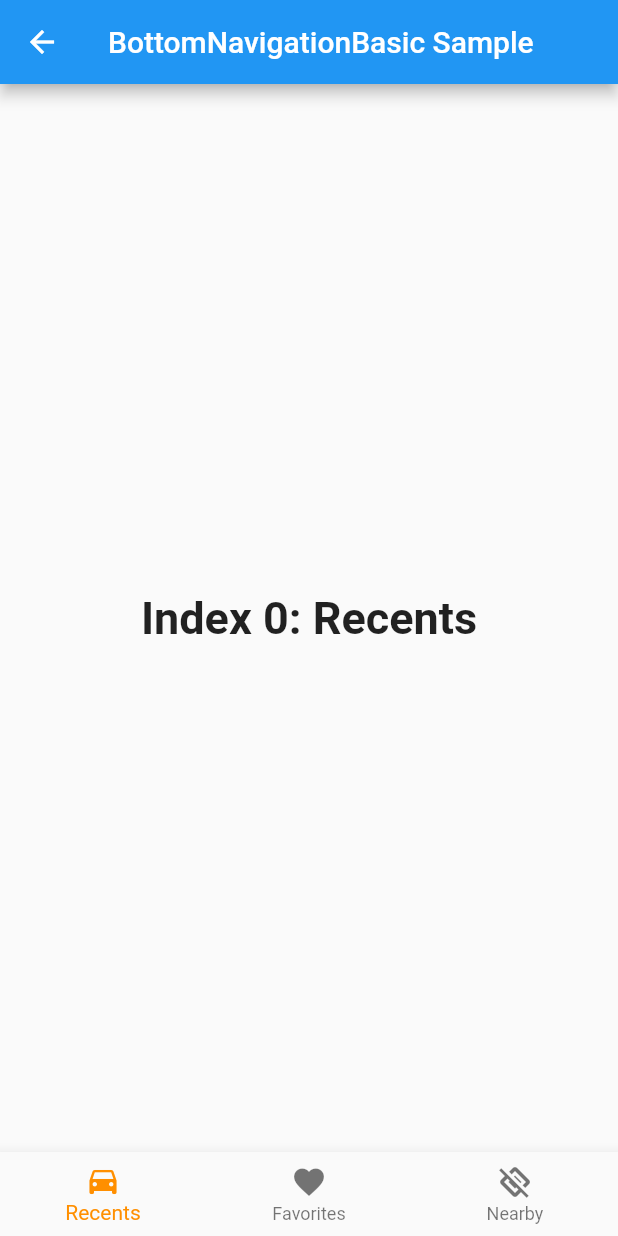
After one commit to shindonghwi/flutter_material_sample_app, a Flutter app: the screen it shows after launch, after a tap on "Bottom Navigation", after a tap on the "favorite outline" icon, after a tap on "Basic", on a phone screen of 412 x 824 dp. The commit adds this screen. Run offline on Flutter 3.47's test engine with Material 2 defaults, Android fonts, the phone set to English and light mode, and no system bars.

Commit message:
feat: bottom navigation basic 구현

```diff
--- /dev/null
+++ b/lib/feature/presentation/page/bottom_navigation/basic/bottom_navigation_basic.dart
@@ -0,0 +1,59 @@
+import 'package:flutter/material.dart';
+import 'package:flutter/rendering.dart';
+
+class BottomNavigationBasic extends StatefulWidget {
+  const BottomNavigationBasic({super.key});
+
+  @override
+  State<BottomNavigationBasic> createState() => _BottomNavigationBasic();
+}
+
+class _BottomNavigationBasic extends State<BottomNavigationBasic> {
+
+  int _selectedIndex = 0;
+
+  static const TextStyle optionStyle = TextStyle(fontSize: 30, fontWeight: FontWeight.bold);
+
+  static const List<Widget> _widgetOptions = <Widget>[
+    Text(
+      'Index 0: Recents',
+      style: optionStyle,
+    ),
+    Text(
+      'Index 1: Favorites',
+      style: optionStyle,
+    ),
+    Text(
+      'Index 2: Nearby',
+      style: optionStyle,
+    ),
+  ];
+
+  void _onItemTapped(int index) {
+    setState(() {
+      _selectedIndex = index;
+    });
+  }
+
+  @override
+  Widget build(BuildContext context) {
+    return Scaffold(
+      appBar: AppBar(
+        title: const Text('BottomNavigationBasic Sample'),
+      ),
+      body: Center(
+        child: _widgetOptions.elementAt(_selectedIndex),
+      ),
+      bottomNavigationBar: BottomNavigationBar(
+        items: const [
+          BottomNavigationBarItem(icon: Icon(Icons.time_to_leave), label: 'Recents'),
+          BottomNavigationBarItem(icon: Icon(Icons.favorite), label: 'Favorites'),
+          BottomNavigationBarItem(icon: Icon(Icons.nearby_off), label: 'Nearby'),
+        ],
+        currentIndex: _selectedIndex,
+        selectedItemColor: Colors.amber[800],
+        onTap: _onItemTapped,
+      ),
+    );
+  }
+}
--- a/lib/feature/presentation/page/home/home_page.dart
+++ b/lib/feature/presentation/page/home/home_page.dart
@@ -1,4 +1,5 @@
 import 'package:flutter/material.dart';
+import 'package:flutter_material_sample_app/feature/presentation/page/bottom_navigation/basic/bottom_navigation_basic.dart';
 
 import 'model/menu_list.dart';
 
@@ -15,17 +16,29 @@ class _HomePageState extends State<HomePage> {
   @override
   void initState() {
     super.initState();
-    initSelectedState(); // 좋아요 초기화
+    _initSelectedState(); // 좋아요 초기화
   }
 
   /// 좋아요 클릭 상태 초기화
-  void initSelectedState() {
+  void _initSelectedState() {
     for (var element in menuList.entries) {
       List<bool> likeState = [];
       element.value.toList().forEach((element) {
         likeState.add(false);
       });
       _selectedList[element.key] = likeState;
+    }
+  }
+
+  void _pageMove(int mainIndex, int subIndex) {
+    switch (mainIndex) {
+      case 0:
+        switch (subIndex) {
+          case 0:
+            Navigator.push(
+                context, MaterialPageRoute(builder: (BuildContext context) => const BottomNavigationBasic()));
+        }
+        break;
     }
   }
 
@@ -41,16 +54,21 @@ class _HomePageState extends State<HomePage> {
             subList.add(
               Padding(
                   padding: const EdgeInsets.only(left: 40),
+                  child: GestureDetector(
+                    onTap: () {
+                      _pageMove(idx, index);
+                    },
                     child: Row(
                       mainAxisAlignment: MainAxisAlignment.spaceBetween,
                       children: [
-                    Text(
+                        Expanded(
+                            child: Text(
                           subMenu,
                           style: const TextStyle(
                             fontSize: 16,
                             fontWeight: FontWeight.w400,
                           ),
-                    ),
+                        )),
                         IconButton(
                             onPressed: () {
                               setState(() {
@@ -63,7 +81,7 @@ class _HomePageState extends State<HomePage> {
                             ))
                       ],
                     ),
-              ),
+                  )),
             );
           });
 
```
Lines whose indentation alone changed are shown as unchanged.
